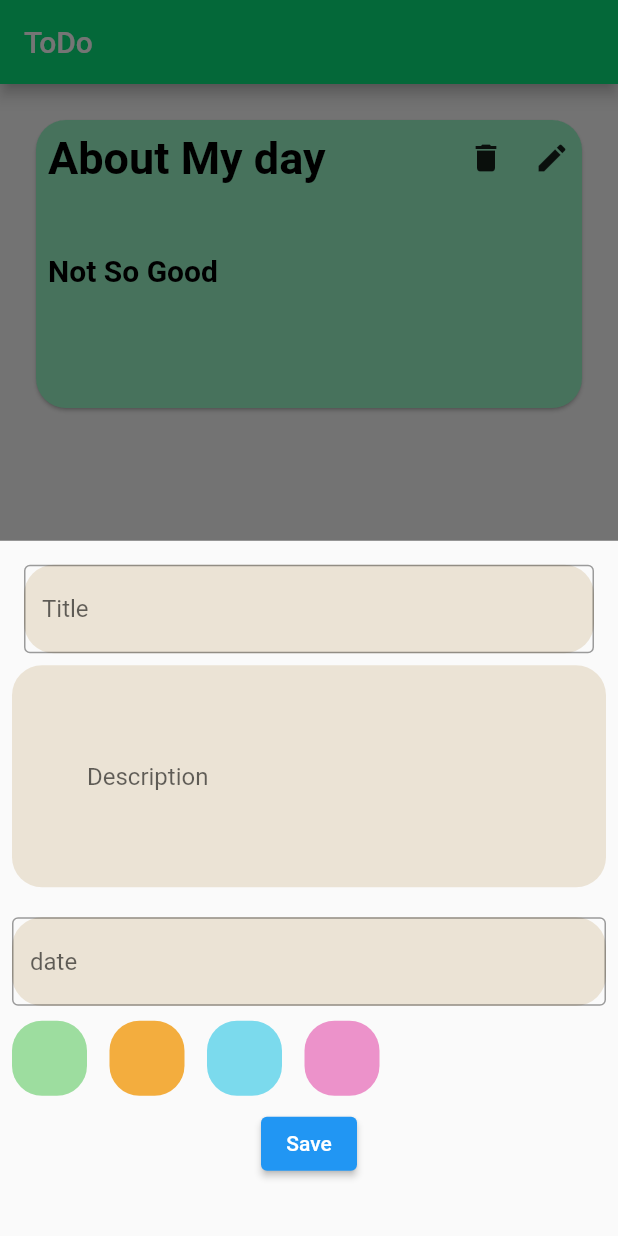
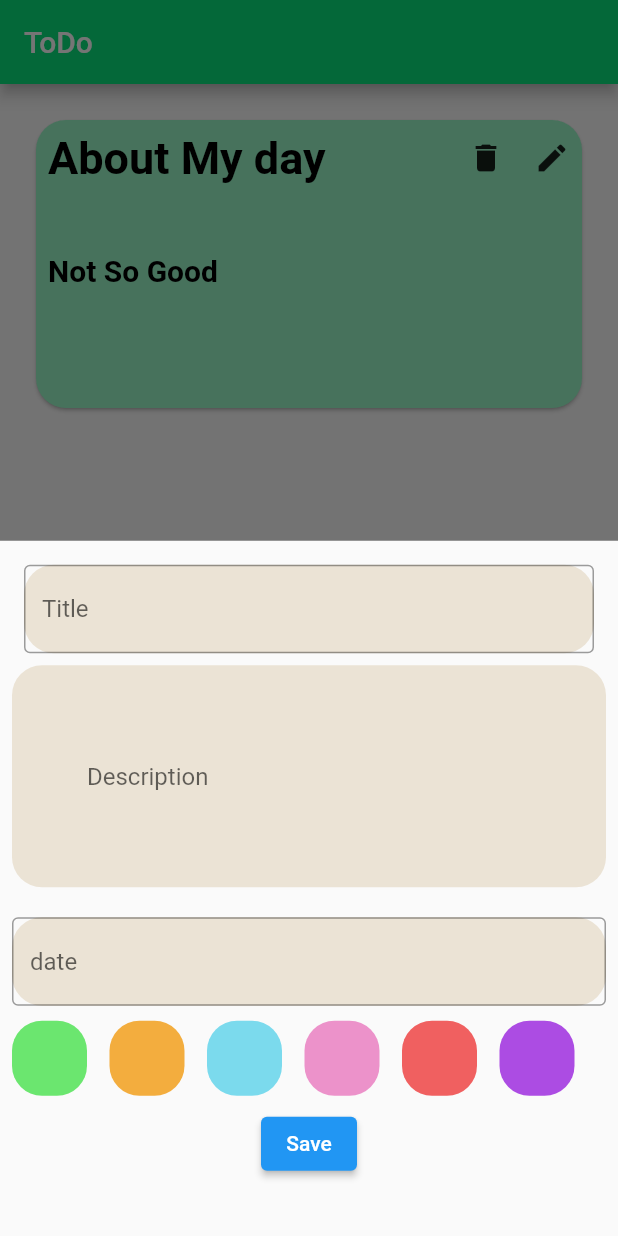
Before and after one commit to AthiraaAthi/Sample-TODO-app, a Flutter app: the screen it shows after launch, after a tap on the "add" icon, on a phone screen of 412 x 824 dp. Run offline on Flutter 3.47's test engine with Material 2 defaults, Android fonts, the light colour scheme and no system bars.

Commit message:
Added 2 more Colors

```diff
--- a/lib/view/home_screen/home_screen.dart
+++ b/lib/view/home_screen/home_screen.dart
@@ -113,13 +113,17 @@ class _HomescreenState extends State<Homescreen> {
                   SizedBox(height: 10,),
                   Row(
                     children: [
-                      InkWell(child: Container(height: 50,width: 50,decoration: BoxDecoration(color: const Color.fromARGB(255, 157, 221, 159),borderRadius: BorderRadius.circular(20)),)),
+                      InkWell(child: Container(height: 50,width: 50,decoration: BoxDecoration(color: Color.fromARGB(255, 107, 230, 111),borderRadius: BorderRadius.circular(20)),)),
                       SizedBox(width: 15,),
                        InkWell(child: Container(height: 50,width: 50,decoration: BoxDecoration(color: Color.fromARGB(255, 243, 173, 62),borderRadius: BorderRadius.circular(20)),)),
                        SizedBox(width: 15,),
                         InkWell(child: Container(height: 50,width: 50,decoration: BoxDecoration(color: Color.fromARGB(255, 123, 218, 237),borderRadius: BorderRadius.circular(20)),)),
                          SizedBox(width: 15,),
                         InkWell(child: Container(height: 50,width: 50,decoration: BoxDecoration(color: Color.fromARGB(255, 236, 146, 202),borderRadius: BorderRadius.circular(20)),)),
+                         SizedBox(width: 15,),
+                        InkWell(child: Container(height: 50,width: 50,decoration: BoxDecoration(color: Color.fromARGB(255, 240, 96, 96),borderRadius: BorderRadius.circular(20)),)),
+                         SizedBox(width: 15,),
+                        InkWell(child: Container(height: 50,width: 50,decoration: BoxDecoration(color: Color.fromARGB(255, 172, 76, 227),borderRadius: BorderRadius.circular(20)),)),
 
                     ],
                   ),
```
